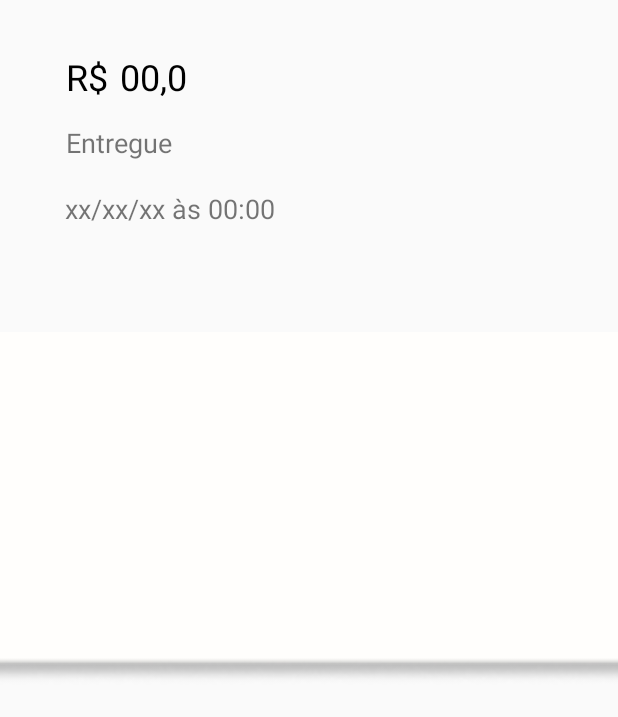
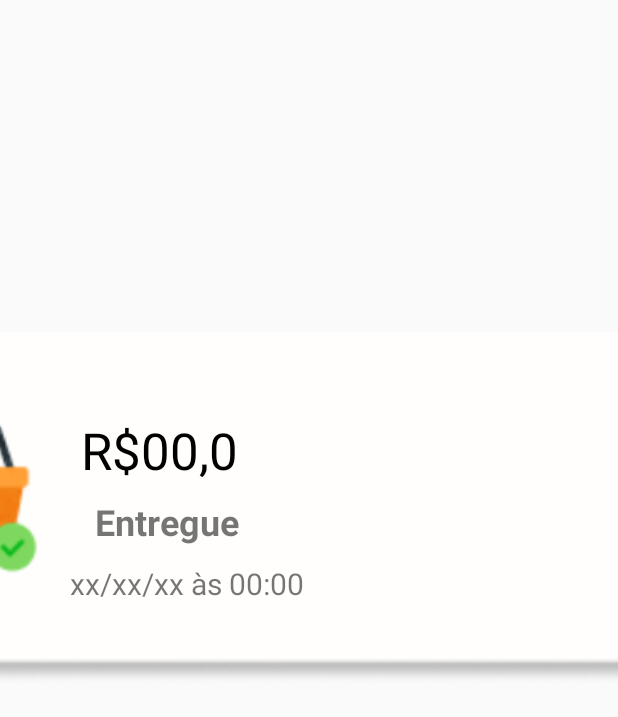
Before and after one commit to Isabelaiff/Equality_Food_Android, an Android app: the layout activity_adapter_pedidos.xml on its own in the app's theme, with its tools: preview values and no code run, on a phone screen of 412 x 824 dp. Shown: the top 717 px of the screen. Run offline under Robolectric (Android 15) with nearby library versions, the phone set to English and light mode, and no system bars.

Commit message:
Atualizações na tela de Pedidos

```diff
--- a/app/src/main/java/com/example/equalityfood/home.java
+++ b/app/src/main/java/com/example/equalityfood/home.java
@@ -27,19 +27,7 @@ public class home extends AppCompatActivity {
         setContentView(binding.getRoot());
         searchView = findViewById(R.id.searchView);
 
-        binding.bottomNavigation.setOnItemSelectedListener(item -> {
-            switch (item.getItemId()) {
-                case R.id.menu_page1:
-                    break;
-                case R.id.imageButton4:
-                    break;
-                case R.id.imageButton:
-                    break;
-                case R.id.btnPerfil2:
-                    break;
-            }
-            return true;
-        });
+
 
         searchView.setOnQueryTextListener(new SearchView.OnQueryTextListener() {
             @Override
--- a/app/src/main/res/layout/activity_adapter_pedidos.xml
+++ b/app/src/main/res/layout/activity_adapter_pedidos.xml
@@ -22,8 +22,10 @@
         android:layout_width="609dp"
         android:layout_height="183dp"
         android:orientation="horizontal"
-        tools:layout_editor_absoluteX="48dp"
-        tools:layout_editor_absoluteY="321dp"
+        app:layout_constraintBottom_toBottomOf="@+id/imageView4"
+        app:layout_constraintEnd_toEndOf="@+id/imageView4"
+        app:layout_constraintStart_toStartOf="@+id/imageView4"
+        app:layout_constraintTop_toTopOf="@+id/imageView4"
         tools:ignore="MissingConstraints">
 
         <!--        <ImageView-->
@@ -42,47 +44,45 @@
 
             <TextView
                 android:id="@+id/valor"
-                android:layout_width="48dp"
-                android:layout_height="34dp"
-                android:layout_marginStart="36dp"
-                android:layout_marginEnd="352dp"
+                android:layout_width="66dp"
+                android:layout_height="46dp"
                 android:layout_marginBottom="8dp"
                 android:text="00,00"
                 android:textColor="#000000"
-                android:textSize="24sp"
+                android:textSize="34sp"
                 app:layout_constraintBottom_toTopOf="@+id/status"
-                app:layout_constraintEnd_toEndOf="@+id/imgCesta"
-                app:layout_constraintEnd_toStartOf="@+id/imgCesta"
-                app:layout_constraintHorizontal_bias="0.031"
-                app:layout_constraintStart_toStartOf="@+id/textView8"
+                app:layout_constraintEnd_toEndOf="parent"
+                app:layout_constraintHorizontal_bias="0.0"
+                app:layout_constraintStart_toEndOf="@+id/textView8"
                 app:layout_constraintTop_toTopOf="parent"
-                app:layout_constraintVertical_bias="0.853" />
+                app:layout_constraintVertical_bias="1.0" />
 
             <TextView
                 android:id="@+id/status"
                 android:layout_width="wrap_content"
                 android:layout_height="wrap_content"
                 android:text="Entregue"
-                android:textSize="18sp"
+                android:textSize="24sp"
+                android:textStyle="bold"
                 app:layout_constraintBottom_toBottomOf="parent"
                 app:layout_constraintEnd_toEndOf="parent"
-                app:layout_constraintHorizontal_bias="0.082"
+                app:layout_constraintHorizontal_bias="0.314"
                 app:layout_constraintStart_toStartOf="parent"
                 app:layout_constraintTop_toTopOf="parent"
-                app:layout_constraintVertical_bias="0.563" />
+                app:layout_constraintVertical_bias="0.608" />
 
             <TextView
                 android:id="@+id/data"
                 android:layout_width="wrap_content"
                 android:layout_height="wrap_content"
                 android:text="xx/xx/xx às 00:00"
-                android:textSize="18sp"
+                android:textSize="20sp"
                 app:layout_constraintBottom_toBottomOf="parent"
                 app:layout_constraintEnd_toEndOf="parent"
-                app:layout_constraintHorizontal_bias="0.093"
+                app:layout_constraintHorizontal_bias="0.319"
                 app:layout_constraintStart_toStartOf="parent"
                 app:layout_constraintTop_toTopOf="parent"
-                app:layout_constraintVertical_bias="0.865" />
+                app:layout_constraintVertical_bias="0.888" />
 
             <ImageView
                 android:id="@+id/imgCesta"
@@ -91,26 +91,24 @@
                 android:layout_gravity="center"
                 android:layout_weight="1"
                 app:layout_constraintBottom_toBottomOf="parent"
-                app:layout_constraintEnd_toEndOf="parent"
-                app:layout_constraintHorizontal_bias="0.934"
-                app:layout_constraintStart_toStartOf="@+id/status"
+                app:layout_constraintEnd_toStartOf="@+id/status"
+                app:layout_constraintStart_toStartOf="parent"
                 app:layout_constraintTop_toTopOf="parent"
-                app:layout_constraintVertical_bias="1.0"
                 tools:srcCompat="@drawable/groupcesta" />
 
             <TextView
                 android:id="@+id/textView8"
                 android:layout_width="wrap_content"
                 android:layout_height="wrap_content"
-                android:layout_marginStart="44dp"
+                android:layout_marginStart="152dp"
                 android:layout_marginBottom="39dp"
                 android:text="R$"
                 android:textColor="#000000"
-                android:textSize="24sp"
+                android:textSize="34sp"
                 app:layout_constraintBottom_toBottomOf="@+id/status"
                 app:layout_constraintStart_toStartOf="parent"
                 app:layout_constraintTop_toTopOf="parent"
-                app:layout_constraintVertical_bias="0.972" />
+                app:layout_constraintVertical_bias="0.931" />
 
         </androidx.constraintlayout.widget.ConstraintLayout>
     </LinearLayout>
```
